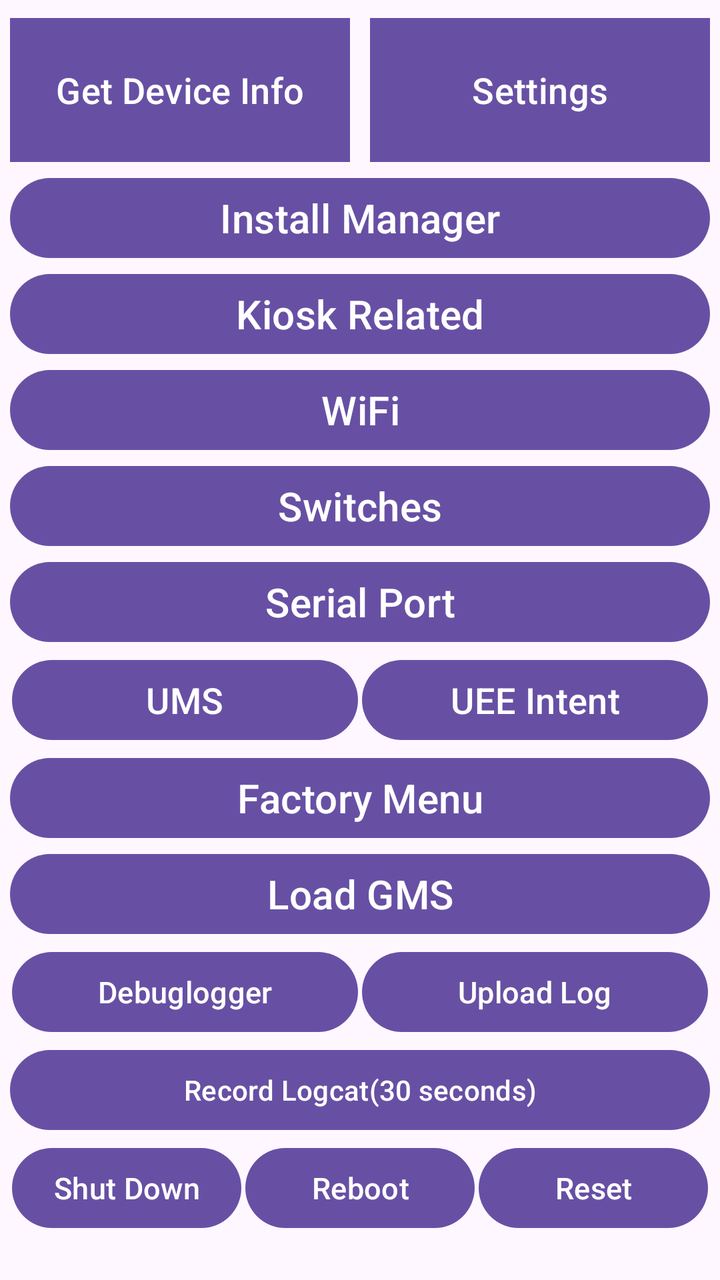
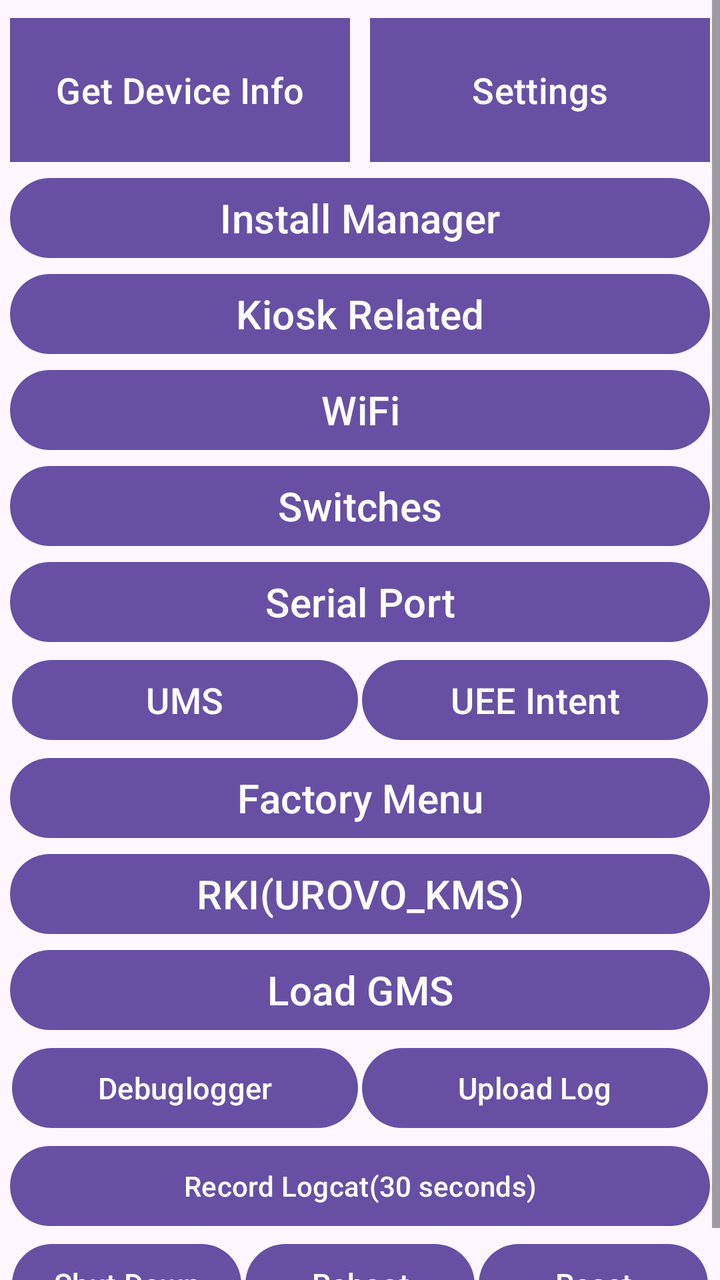

Before-and-after screenshots of an Android layout around one commit, followed by the original layout XML and the change that was made.
<!-- AndroidManifest.xml: application theme Theme.POSGeneralSDKDemo -->
<!-- res/layout/activity_others.xml -->
<?xml version="1.0" encoding="utf-8"?>
<LinearLayout xmlns:android="http://schemas.android.com/apk/res/android"
    xmlns:app="http://schemas.android.com/apk/res-auto"
    xmlns:tools="http://schemas.android.com/tools"
    android:id="@+id/main"
    android:layout_width="match_parent"
    android:layout_height="match_parent"
    android:orientation="vertical">

    <ScrollView
        android:layout_width="match_parent"
        android:layout_height="match_parent">

        <LinearLayout
            android:layout_width="match_parent"
            android:layout_height="wrap_content"
            android:layout_margin="5dp"
            android:orientation="vertical">

            <LinearLayout
                android:layout_width="match_parent"
                android:layout_height="wrap_content"
                android:orientation="horizontal">

                <com.google.android.material.button.MaterialButton
                    android:id="@+id/btnGetDeviceInfo"
                    android:layout_width="0dp"
                    android:layout_height="80dp"
                    android:layout_weight="1"
                    android:text="Get Device Info"
                    android:textSize="18sp"
                    app:cornerRadius="0dp"
                    android:padding="0dp"/>

                <View
                    android:layout_width="10dp"
                    android:layout_height="match_parent"/>

                <com.google.android.material.button.MaterialButton
                    android:id="@+id/btnOtherSettings"
                    android:layout_width="0dp"
                    android:layout_height="80dp"
                    android:layout_weight="1"
                    android:text="Settings"
                    android:textSize="18sp"
                    app:cornerRadius="0dp"
                    android:padding="0dp"/>

            </LinearLayout>

            <Button
                android:id="@+id/btnInstallManager"
                android:layout_width="match_parent"
                android:layout_height="wrap_content"
                android:text="Install Manager"
                android:textSize="20sp"
                android:padding="0dp"/>

            <Button
                android:id="@+id/btnKioskRelated"
                android:layout_width="match_parent"
                android:layout_height="wrap_content"
                android:text="Kiosk Related"
                android:textSize="20sp"
                android:padding="0dp"/>

            <Button
                android:id="@+id/btnWifi"
                android:layout_width="match_parent"
                android:layout_height="wrap_content"
                android:text="WiFi"
                android:textSize="20sp"
                android:padding="0dp"/>

            <Button
                android:id="@+id/btnSwitches"
                android:layout_width="match_parent"
                android:layout_height="wrap_content"
                android:text="Switches"
                android:textSize="20sp"
                android:padding="0dp"/>

            <Button
                android:id="@+id/btnNewSerialPort"
                android:layout_width="match_parent"
                android:layout_height="wrap_content"
                android:text="Serial Port"
                android:textSize="20sp"
                android:padding="0dp"/>

            <LinearLayout
                android:layout_width="match_parent"
                android:layout_height="wrap_content"
                android:orientation="horizontal">

                <Button
                    android:id="@+id/btnUms"
                    android:layout_width="0dp"
                    android:layout_height="wrap_content"
                    android:layout_weight="1"
                    android:text="UMS"
                    android:textSize="18sp"
                    android:layout_margin="1dp"
                    android:padding="0dp"/>

                <Button
                    android:id="@+id/btnUeeIntent"
                    android:layout_width="0dp"
                    android:layout_height="wrap_content"
                    android:layout_weight="1"
                    android:text="UEE Intent"
                    android:textSize="18sp"
                    android:layout_margin="1dp"
                    android:padding="0dp"/>

            </LinearLayout>

            <Button
                android:id="@+id/btnFactoryMenu"
                android:layout_width="match_parent"
                android:layout_height="wrap_content"
                android:text="Factory Menu"
                android:textSize="20sp"
                android:padding="0dp"/>

            <Button
                android:id="@+id/btnLoadGMS"
                android:layout_width="match_parent"
                android:layout_height="wrap_content"
                android:text="Load GMS"
                android:textSize="20sp"
                android:padding="0dp"/>

            <LinearLayout
                android:layout_width="match_parent"
                android:layout_height="wrap_content"
                android:orientation="horizontal">

                <Button
                    android:id="@+id/btnDebuglogger"
                    android:layout_width="0dp"
                    android:layout_height="wrap_content"
                    android:layout_weight="1"
                    android:text="Debuglogger"
                    android:textSize="15sp"
                    android:layout_margin="1dp"
                    android:padding="0dp"/>

                <Button
                    android:id="@+id/btnUploadLog"
                    android:layout_width="0dp"
                    android:layout_height="wrap_content"
                    android:layout_weight="1"
                    android:text="Upload Log"
                    android:textSize="15sp"
                    android:layout_margin="1dp"

                    android:padding="0dp"/>

            </LinearLayout>

            <Button
                android:id="@+id/btnRecordLogcat"
                android:layout_width="match_parent"
                android:layout_height="wrap_content"
                android:text="Record Logcat(30 seconds)"
                android:padding="0dp"/>

            <LinearLayout
                android:layout_width="match_parent"
                android:layout_height="wrap_content"
                android:orientation="horizontal">

                <Button
                    android:id="@+id/btnShutDown"
                    android:layout_width="0dp"
                    android:layout_height="wrap_content"
                    android:layout_weight="1"
                    android:text="Shut Down"
                    android:textSize="15sp"
                    android:layout_margin="1dp"
                    android:padding="0dp"/>

                <Button
                    android:id="@+id/btnReboot"
                    android:layout_width="0dp"
                    android:layout_height="wrap_content"
                    android:layout_weight="1"
                    android:text="Reboot"
                    android:textSize="15sp"
                    android:layout_margin="1dp"
                    android:padding="0dp"/>

                <Button
                    android:id="@+id/btnReset"
                    android:layout_width="0dp"
                    android:layout_height="wrap_content"
                    android:layout_weight="1"
                    android:text="Reset"
                    android:textSize="15sp"
                    android:layout_margin="1dp"
                    android:padding="0dp"/>

            </LinearLayout>

        </LinearLayout>



    </ScrollView>


</LinearLayout>
<!-- resources referenced by this layout -->
<resources>
  <style name="Theme.POSGeneralSDKDemo" parent="Base.Theme.POSGeneralSDKDemo" />
  <style name="Base.Theme.POSGeneralSDKDemo" parent="Theme.Material3.DayNight.NoActionBar">
          
          
      </style>
</resources>

<!-- the commit's change to res/layout/activity_others.xml (unified diff, before → after) -->
@@ -124,6 +124,14 @@
                 android:padding="0dp"/>
 
             <Button
+                android:id="@+id/btnRki"
+                android:layout_width="match_parent"
+                android:layout_height="wrap_content"
+                android:text="RKI(UROVO_KMS)"
+                android:textSize="20sp"
+                android:padding="0dp"/>
+
+            <Button
                 android:id="@+id/btnLoadGMS"
                 android:layout_width="match_parent"
                 android:layout_height="wrap_content"
